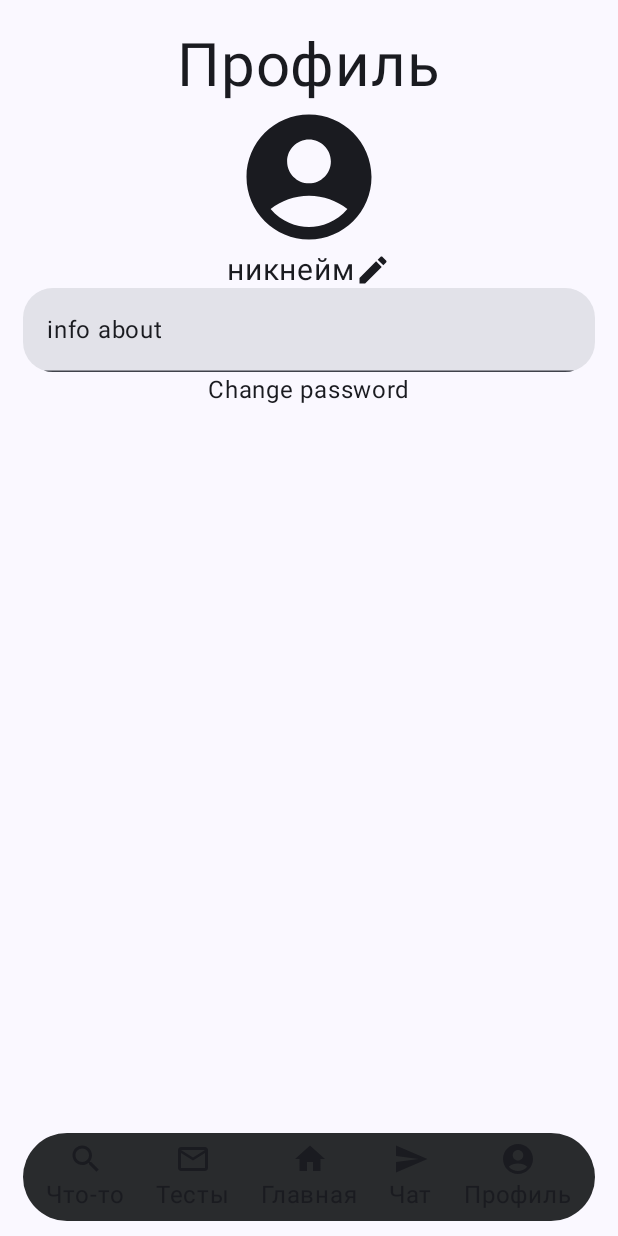
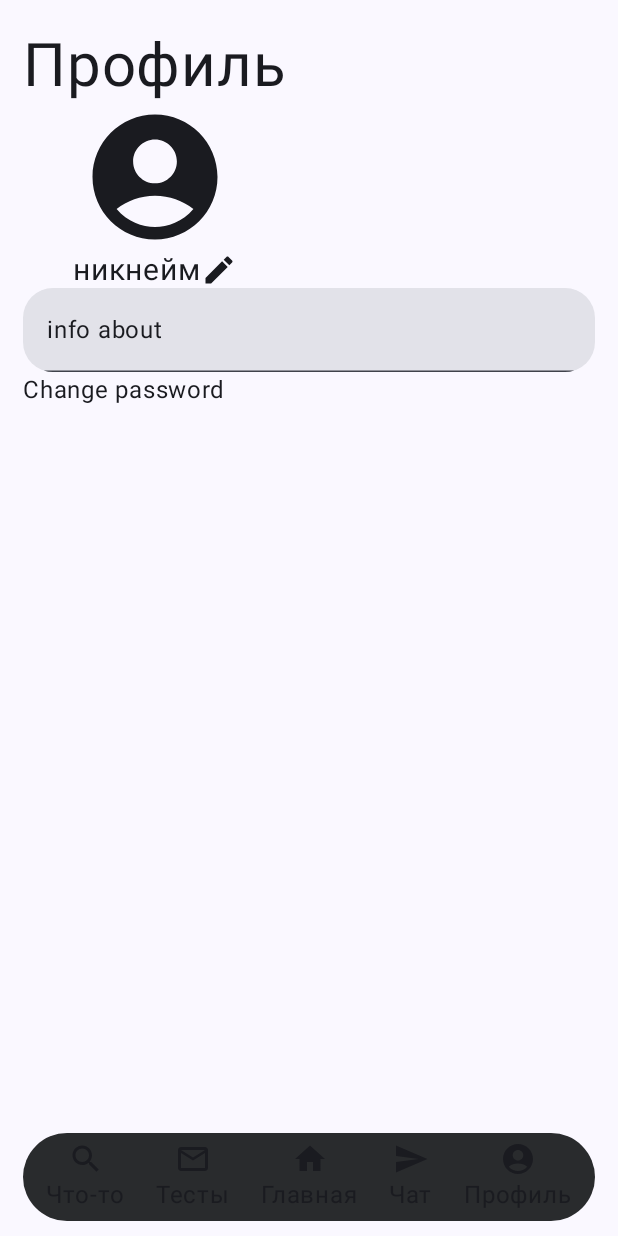
Before and after one commit to cyberhearts/learningApp, an Android app built with Jetpack Compose: the composable ProfileScreen shown on its own in the app's theme, on a phone screen of 412 x 824 dp. Run offline under Robolectric (Android 15) with nearby library versions, the phone set to English and light mode, and no system bars; 2 statements that could not run were skipped.

```diff
--- a/app/build.gradle.kts
+++ b/app/build.gradle.kts
@@ -1,6 +1,7 @@
 plugins {
     alias(libs.plugins.androidApplication)
     alias(libs.plugins.jetbrainsKotlinAndroid)
+    alias(libs.plugins.kotlin.serialization)
 }
 
 android {
@@ -66,4 +67,8 @@ dependencies {
     androidTestImplementation(libs.androidx.ui.test.junit4)
     debugImplementation(libs.androidx.ui.tooling)
     debugImplementation(libs.androidx.ui.test.manifest)
+
+    // Nav
+    implementation(libs.navigation.compose)
+    implementation(libs.kotlinx.serialization.json)
 }
--- a/app/src/main/java/com/example/learningappproject/ui/screens/navbar.kt
+++ b/app/src/main/java/com/example/learningappproject/ui/screens/navbar.kt
@@ -30,7 +30,7 @@ import androidx.compose.ui.unit.dp
 @Composable
 fun NavBar() {
     Card(
-        modifier = Modifier.fillMaxWidth(),
+        modifier = Modifier.fillMaxWidth(1f),
         colors = CardDefaults.cardColors(Color(0xff292b2d)),
         shape = RoundedCornerShape(50.dp),
 
--- a/app/src/main/java/com/example/learningappproject/ui/screens/profileScreen.kt
+++ b/app/src/main/java/com/example/learningappproject/ui/screens/profileScreen.kt
@@ -31,7 +31,11 @@ fun ProfileScreen() {
             .padding(bottom = 10.dp, start = 15.dp, end = 15.dp, top = 20.dp)
     ) {
         Column(
+            Modifier.fillMaxWidth()
+        ) {
+            Column(
                 horizontalAlignment = Alignment.CenterHorizontally,
+                verticalArrangement = Arrangement.Center
             ) {
                 Text(text = "Профиль", fontSize = 40.sp)
                 Icon(
@@ -43,6 +47,8 @@ fun ProfileScreen() {
                     Text(text = "никнейм", fontSize = 20.sp)
                     Icon(imageVector = Icons.Default.Edit, contentDescription = "")
                 }
+            }
+
             TextField(
                 value = "info about",
                 onValueChange = {},
@@ -52,9 +58,8 @@ fun ProfileScreen() {
             )
 
             Text(text = "Change password")
+        }
 
-
-        }
 
 
         Box(contentAlignment = Alignment.BottomEnd, modifier = Modifier.fillMaxSize()) {
--- a/app/src/main/java/com/example/learningappproject/ui/screens/signinScnree.kt
+++ b/app/src/main/java/com/example/learningappproject/ui/screens/signinScnree.kt
@@ -40,7 +40,6 @@ fun SignipScreen() {
                     withStyle(style = SpanStyle(color = Color.Blue)) {
                         append(" Создать аккаунт")
                     }
-
                 }
                 Text(text = str)
 
@@ -75,10 +74,6 @@ fun SignipScreen() {
             }
         }
     }
-
-//    Box(contentAlignment = Alignment.BottomEnd, modifier = Modifier.fillMaxSize()) {
-//        NavBar()
-//    }
 }
 
 @Preview(showBackground = true)
--- a/gradle/libs.versions.toml
+++ b/gradle/libs.versions.toml
@@ -8,6 +8,8 @@ espressoCore = "3.5.1"
 lifecycleRuntimeKtx = "2.8.0"
 activityCompose = "1.9.0"
 composeBom = "2023.08.00"
+composeNavigation = "2.8.0-alpha08"
+serialization = "1.6.3"
 
 [libraries]
 androidx-core-ktx = { group = "androidx.core", name = "core-ktx", version.ref = "coreKtx" }
@@ -24,7 +26,11 @@ androidx-ui-tooling-preview = { group = "androidx.compose.ui", name = "ui-toolin
 androidx-ui-test-manifest = { group = "androidx.compose.ui", name = "ui-test-manifest" }
 androidx-ui-test-junit4 = { group = "androidx.compose.ui", name = "ui-test-junit4" }
 androidx-material3 = { group = "androidx.compose.material3", name = "material3" }
+navigation-compose = { module = "androidx.navigation:navigation-compose", version.ref = "composeNavigation" }
+kotlinx-serialization-json = { module = "org.jetbrains.kotlinx:kotlinx-serialization-json", version.ref = "serialization"}
+
 
 [plugins]
 androidApplication = { id = "com.android.application", version.ref = "agp" }
 jetbrainsKotlinAndroid = { id = "org.jetbrains.kotlin.android", version.ref = "kotlin" }
+kotlin-serialization = { id = "org.jetbrains.kotlin.plugin.serialization", version.ref = "kotlin" }
```
Also changed, not shown: app/src/main/java/com/example/learningappproject/MainActivity.kt (+19 -10 lines), app/src/main/java/com/example/learningappproject/ui/screens/enterScreen.kt (+7 -6 lines). Lines whose indentation alone changed are shown as unchanged.
